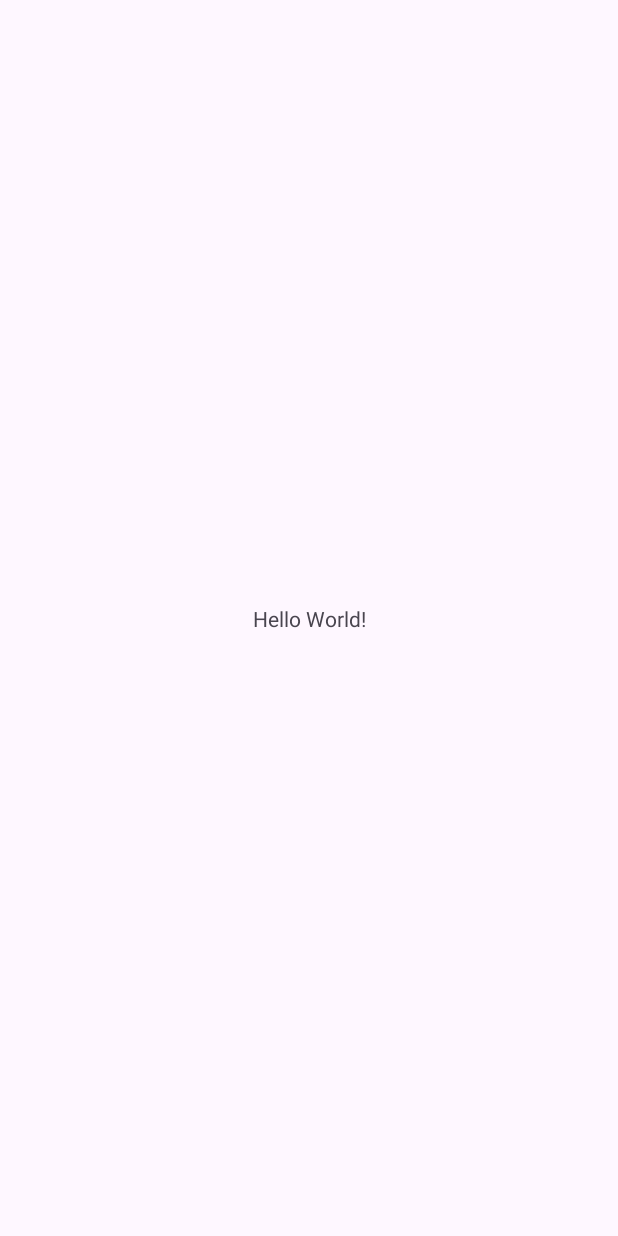
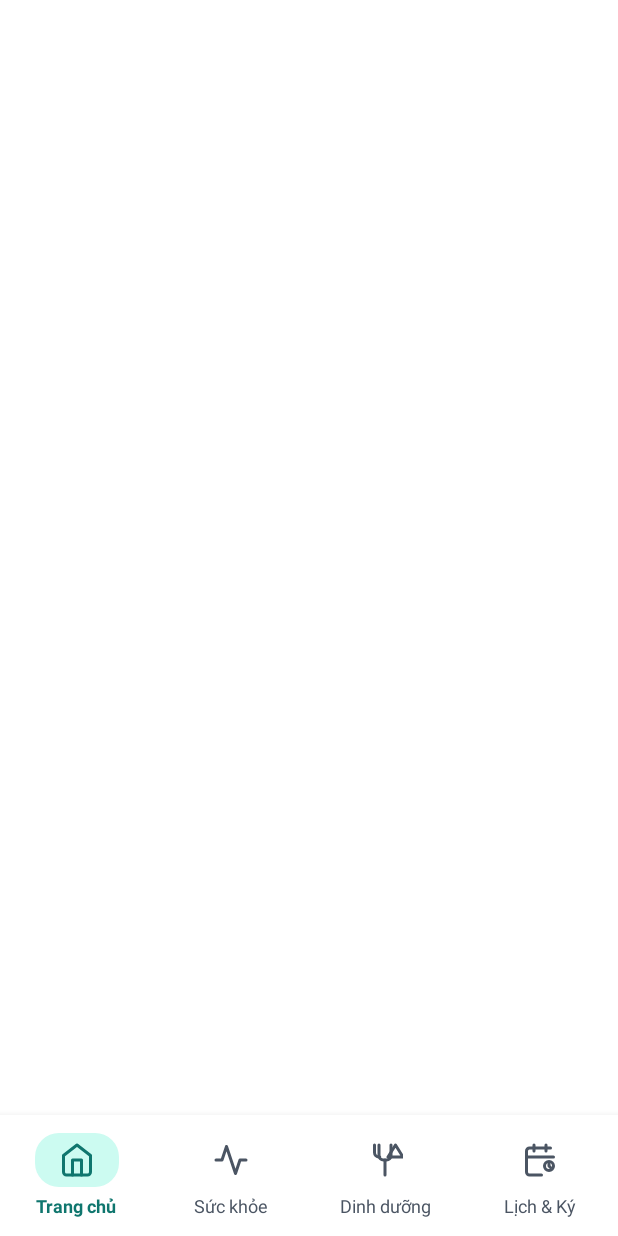
Before and after one commit to Dinh-Ng/FamilyCare, an Android app: the screen it shows after launch (MainActivity before the commit, HomeActivity after it), on a phone screen of 412 x 824 dp. Before the commit the screen is almost empty. Run offline under Robolectric (Android 15) with nearby library versions, the phone set to English and light mode, and no system bars.

Commit message:
4 home buttons

```diff
--- a/app/src/main/AndroidManifest.xml
+++ b/app/src/main/AndroidManifest.xml
@@ -11,16 +11,26 @@
         android:roundIcon="@mipmap/ic_launcher_round"
         android:supportsRtl="true"
         android:theme="@style/Theme.FamilyCare">
+
+        <activity
+            android:name=".HomeActivity"
+            android:exported="true">
+            <intent-filter>
+                <action android:name="android.intent.action.MAIN" />
+                <category android:name="android.intent.category.LAUNCHER" />
+            </intent-filter>
+        </activity>
+
         <activity
             android:name=".MainActivity"
             android:exported="true"
-            android:windowSoftInputMode="adjustResize">
-            <intent-filter>
-                <action android:name="android.intent.action.MAIN" />
+            android:windowSoftInputMode="adjustResize" />
 
-                <category android:name="android.intent.category.LAUNCHER" />
-            </intent-filter>
-        </activity>
+        <activity
+            android:name=".SignUpActivity"
+            android:exported="true"
+            android:windowSoftInputMode="adjustResize" />
+
     </application>
 
 </manifest>
--- /dev/null
+++ b/app/src/main/java/com/familycare/HomeActivity.kt
@@ -0,0 +1,20 @@
+package com.familycare
+
+import android.os.Bundle
+import androidx.activity.enableEdgeToEdge
+import androidx.appcompat.app.AppCompatActivity
+import androidx.core.view.ViewCompat
+import androidx.core.view.WindowInsetsCompat
+
+class HomeActivity : AppCompatActivity() {
+    override fun onCreate(savedInstanceState: Bundle?) {
+        super.onCreate(savedInstanceState)
+        enableEdgeToEdge()
+        setContentView(R.layout.view_home_bottom_nav)
+        ViewCompat.setOnApplyWindowInsetsListener(findViewById(android.R.id.content)) { v, insets ->
+            val systemBars = insets.getInsets(WindowInsetsCompat.Type.systemBars())
+            v.setPadding(systemBars.left, systemBars.top, systemBars.right, systemBars.bottom)
+            insets
+        }
+    }
+}
--- /dev/null
+++ b/app/src/main/res/drawable/bg_home_pill.xml
@@ -0,0 +1,6 @@
+<?xml version="1.0" encoding="utf-8"?>
+<shape xmlns:android="http://schemas.android.com/apk/res/android"
+    android:shape="rectangle">
+    <solid android:color="@color/nav_selected_bg" />
+    <corners android:radius="16dp" />
+</shape>
--- /dev/null
+++ b/app/src/main/res/drawable/ic_health_nav.xml
@@ -0,0 +1,12 @@
+<vector xmlns:android="http://schemas.android.com/apk/res/android"
+    android:width="24dp"
+    android:height="24dp"
+    android:viewportWidth="24"
+    android:viewportHeight="24">
+  <path
+      android:strokeColor="#4B5563"
+      android:strokeWidth="2"
+      android:strokeLineCap="round"
+      android:strokeLineJoin="round"
+      android:pathData="M22,12h-4l-3,9l-6,-18l-3,9H2"/>
+</vector>
--- /dev/null
+++ b/app/src/main/res/drawable/ic_home_nav.xml
@@ -0,0 +1,18 @@
+<vector xmlns:android="http://schemas.android.com/apk/res/android"
+    android:width="24dp"
+    android:height="24dp"
+    android:viewportWidth="24"
+    android:viewportHeight="24">
+  <path
+      android:strokeColor="#0F766E"
+      android:strokeWidth="2"
+      android:strokeLineCap="round"
+      android:strokeLineJoin="round"
+      android:pathData="M3,9l9,-7l9,7v11a2,2 0,0 1,-2 2H5a2,2 0,0 1,-2 -2z"/>
+  <path
+      android:strokeColor="#0F766E"
+      android:strokeWidth="2"
+      android:strokeLineCap="round"
+      android:strokeLineJoin="round"
+      android:pathData="M9,22V12h6v10"/>
+</vector>
--- /dev/null
+++ b/app/src/main/res/drawable/ic_nutrition_nav.xml
@@ -0,0 +1,30 @@
+<vector xmlns:android="http://schemas.android.com/apk/res/android"
+    android:width="24dp"
+    android:height="24dp"
+    android:viewportWidth="24"
+    android:viewportHeight="24">
+  <path
+      android:strokeColor="#4B5563"
+      android:strokeWidth="2"
+      android:strokeLineCap="round"
+      android:strokeLineJoin="round"
+      android:pathData="M16,2v7a3,3 0,0 1,-3 3h-2a3,3 0,0 1,-3 -3V2"/>
+  <path
+      android:strokeColor="#4B5563"
+      android:strokeWidth="2"
+      android:strokeLineCap="round"
+      android:strokeLineJoin="round"
+      android:pathData="M12,12v10"/>
+  <path
+      android:strokeColor="#4B5563"
+      android:strokeWidth="2"
+      android:strokeLineCap="round"
+      android:strokeLineJoin="round"
+      android:pathData="M5,2v5a3,3 0,0 0,3 3h0.5"/>
+  <path
+      android:strokeColor="#4B5563"
+      android:strokeWidth="2"
+      android:strokeLineCap="round"
+      android:strokeLineJoin="round"
+      android:pathData="M19,2l-5,8h10z"/>
+</vector>
--- /dev/null
+++ b/app/src/main/res/drawable/ic_schedule_nav.xml
@@ -0,0 +1,42 @@
+<vector xmlns:android="http://schemas.android.com/apk/res/android"
+    android:width="24dp"
+    android:height="24dp"
+    android:viewportWidth="24"
+    android:viewportHeight="24">
+  <path
+      android:strokeColor="#4B5563"
+      android:strokeWidth="2"
+      android:strokeLineCap="round"
+      android:strokeLineJoin="round"
+      android:pathData="M19,4H5a2,2 0,0 0,-2 2v14a2,2 0,0 0,2 2h8"/>
+  <path
+      android:strokeColor="#4B5563"
+      android:strokeWidth="2"
+      android:strokeLineCap="round"
+      android:strokeLineJoin="round"
+      android:pathData="M16,2v4"/>
+  <path
+      android:strokeColor="#4B5563"
+      android:strokeWidth="2"
+      android:strokeLineCap="round"
+      android:strokeLineJoin="round"
+      android:pathData="M8,2v4"/>
+  <path
+      android:strokeColor="#4B5563"
+      android:strokeWidth="2"
+      android:strokeLineCap="round"
+      android:strokeLineJoin="round"
+      android:pathData="M3,10h18"/>
+  <path
+      android:strokeColor="#4B5563"
+      android:strokeWidth="2"
+      android:strokeLineCap="round"
+      android:strokeLineJoin="round"
+      android:pathData="M18,16m-3,0a3,3 0,1 1,6 0a3,3 0,1 1,-6 0"/>
+  <path
+      android:strokeColor="#4B5563"
+      android:strokeWidth="2"
+      android:strokeLineCap="round"
+      android:strokeLineJoin="round"
+      android:pathData="M18,14.5V16l1,1"/>
+</vector>
--- /dev/null
+++ b/app/src/main/res/layout/view_home_bottom_nav.xml
@@ -0,0 +1,163 @@
+<?xml version="1.0" encoding="utf-8"?>
+<FrameLayout xmlns:android="http://schemas.android.com/apk/res/android"
+    android:id="@+id/rootLayout"
+    android:layout_width="match_parent"
+    android:layout_height="match_parent"
+    android:background="@color/white">
+
+    <LinearLayout
+        android:layout_width="match_parent"
+        android:layout_height="wrap_content"
+        android:layout_gravity="bottom"
+        android:background="@color/white"
+        android:baselineAligned="false"
+        android:elevation="8dp"
+        android:orientation="horizontal"
+        android:paddingTop="8dp"
+        android:paddingBottom="8dp">
+
+        <!-- Item 1: Trang chủ (Selected) -->
+        <LinearLayout
+            android:layout_width="0dp"
+            android:layout_height="wrap_content"
+            android:layout_weight="1"
+            android:baselineAligned="false"
+            android:gravity="center"
+            android:orientation="vertical"
+            android:paddingTop="4dp"
+            android:paddingBottom="4dp">
+
+            <FrameLayout
+                android:layout_width="wrap_content"
+                android:layout_height="wrap_content"
+                android:background="@drawable/bg_home_pill"
+                android:paddingStart="16dp"
+                android:paddingTop="6dp"
+                android:paddingEnd="16dp"
+                android:paddingBottom="6dp">
+
+                <ImageView
+                    android:layout_width="24dp"
+                    android:layout_height="24dp"
+                    android:contentDescription="Trang chủ"
+                    android:src="@drawable/ic_home_nav" />
+            </FrameLayout>
+
+            <TextView
+                android:layout_width="wrap_content"
+                android:layout_height="wrap_content"
+                android:layout_marginTop="4dp"
+                android:text="Trang chủ"
+                android:textColor="@color/nav_selected_tint"
+                android:textSize="12sp"
+                android:textStyle="bold" />
+        </LinearLayout>
+
+        <!-- Item 2: Sức khỏe -->
+        <LinearLayout
+            android:layout_width="0dp"
+            android:layout_height="wrap_content"
+            android:layout_weight="1"
+            android:baselineAligned="false"
+            android:gravity="center"
+            android:orientation="vertical"
+            android:paddingTop="4dp"
+            android:paddingBottom="4dp">
+
+            <FrameLayout
+                android:layout_width="wrap_content"
+                android:layout_height="wrap_content"
+                android:paddingStart="16dp"
+                android:paddingTop="6dp"
+                android:paddingEnd="16dp"
+                android:paddingBottom="6dp">
+
+                <ImageView
+                    android:layout_width="24dp"
+                    android:layout_height="24dp"
+                    android:contentDescription="Sức khỏe"
+                    android:src="@drawable/ic_health_nav" />
+            </FrameLayout>
+
+            <TextView
+                android:layout_width="wrap_content"
+                android:layout_height="wrap_content"
+                android:layout_marginTop="4dp"
+                android:text="Sức khỏe"
+                android:textColor="@color/nav_unselected_tint"
+                android:textSize="12sp" />
+        </LinearLayout>
+
+        <!-- Item 3: Dinh dưỡng -->
+        <LinearLayout
+            android:layout_width="0dp"
+            android:layout_height="wrap_content"
+            android:layout_weight="1"
+            android:baselineAligned="false"
+            android:gravity="center"
+            android:orientation="vertical"
+            android:paddingTop="4dp"
+            android:paddingBottom="4dp">
+
+            <FrameLayout
+                android:layout_width="wrap_content"
+                android:layout_height="wrap_content"
+                android:paddingStart="16dp"
+                android:paddingTop="6dp"
+                android:paddingEnd="16dp"
+                android:paddingBottom="6dp">
+
+                <ImageView
+                    android:layout_width="24dp"
+                    android:layout_height="24dp"
+                    android:contentDescription="Dinh dưỡng"
+                    android:src="@drawable/ic_nutrition_nav" />
+            </FrameLayout>
+
+            <TextView
+                android:layout_width="wrap_content"
+                android:layout_height="wrap_content"
+                android:layout_marginTop="4dp"
+                android:text="Dinh dưỡng"
+                android:textColor="@color/nav_unselected_tint"
+                android:textSize="12sp" />
+        </LinearLayout>
+
+        <!-- Item 4: Lịch & Ký -->
+        <LinearLayout
+            android:layout_width="0dp"
+            android:layout_height="wrap_content"
+            android:layout_weight="1"
+            android:baselineAligned="false"
+            android:gravity="center"
+            android:orientation="vertical"
+            android:paddingTop="4dp"
+            android:paddingBottom="4dp">
+
+            <FrameLayout
+                android:layout_width="wrap_content"
+                android:layout_height="wrap_content"
+                android:paddingStart="16dp"
+                android:paddingTop="6dp"
+                android:paddingEnd="16dp"
+                android:paddingBottom="6dp">
+
+                <ImageView
+                    android:layout_width="24dp"
+                    android:layout_height="24dp"
+                    android:contentDescription="Lịch &amp; Ký"
+                    android:src="@drawable/ic_schedule_nav" />
+            </FrameLayout>
+
+            <TextView
+                android:layout_width="wrap_content"
+                android:layout_height="wrap_content"
+                android:layout_marginTop="4dp"
+                android:text="Lịch &amp; Ký"
+                android:textColor="@color/nav_unselected_tint"
+                android:textSize="12sp" />
+        </LinearLayout>
+
+    </LinearLayout>
+
+</FrameLayout>
--- a/app/src/main/res/values/colors.xml
+++ b/app/src/main/res/values/colors.xml
@@ -2,4 +2,7 @@
 <resources>
     <color name="black">#FF000000</color>
     <color name="white">#FFFFFFFF</color>
+    <color name="nav_selected_bg">#CCFBF1</color>
+    <color name="nav_selected_tint">#0F766E</color>
+    <color name="nav_unselected_tint">#4B5563</color>
 </resources>
```
